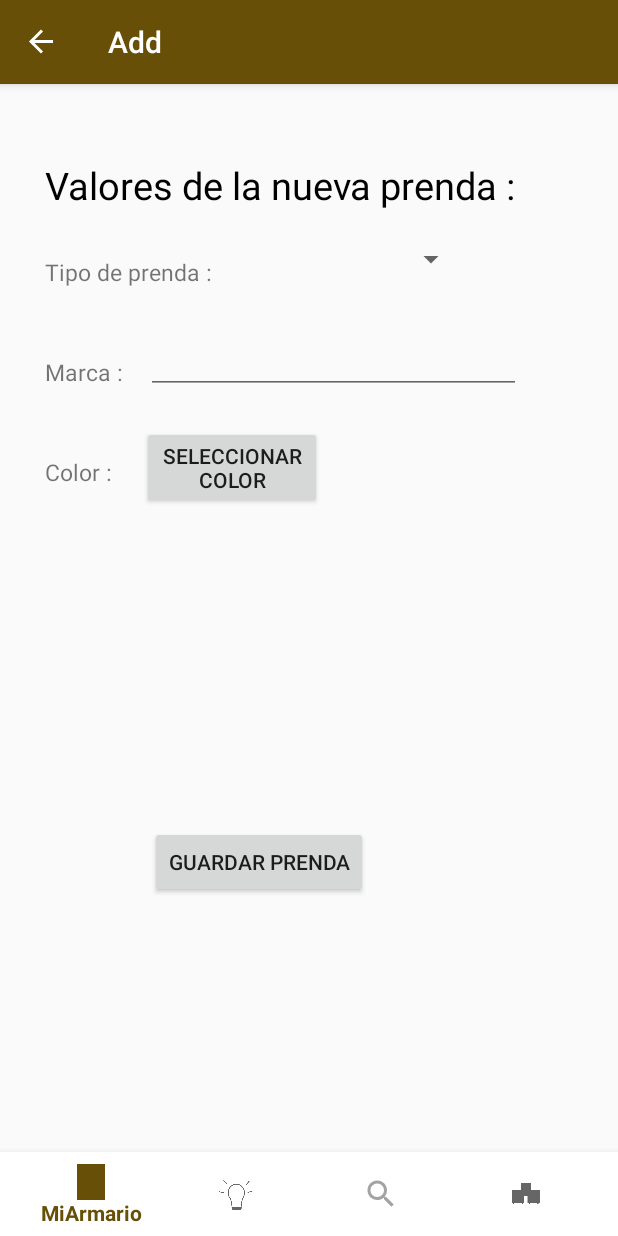
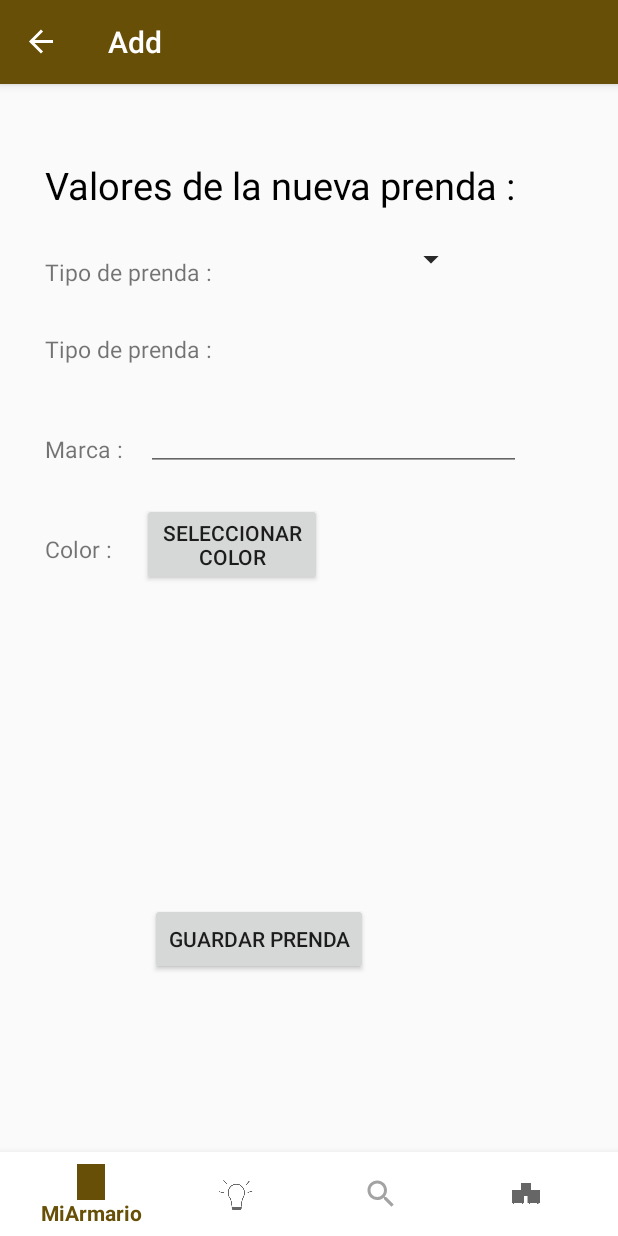
Before and after one commit to davidco27/Clouset, an Android app: the AddPrenda screen opened through its navigation route, on a phone screen of 412 x 824 dp. Run offline under Robolectric (Android 15) with nearby library versions, the light colour scheme and no system bars; our stand-ins replace navigation-ui; libraries missing offline, so code that uses them is left out: com.pes.androidmaterialcolorpickerdialog; 12 statements that could not run were skipped.

Commit message:
git push

```diff
--- a/app/src/main/java/com/example/closet/ui/MiArmario/AddPrenda.java
+++ b/app/src/main/java/com/example/closet/ui/MiArmario/AddPrenda.java
@@ -62,7 +62,7 @@ public class AddPrenda extends Fragment {
         startActivityForResult(takePictureIntent,0);
         View view = inflater.inflate(R.layout.add_prenda, container, false);
         img=view.findViewById(R.id.fotoAdd);
-        tipo= view.findViewById(R.id.tipo);
+        tipo= view.findViewById(R.id.tipoSpinner);
         HashMap<String, ArrayList<String>> mapa = Util.getMap();
 
         //Parte campos
--- a/app/src/main/res/layout/add_prenda.xml
+++ b/app/src/main/res/layout/add_prenda.xml
@@ -4,6 +4,7 @@
     android:layout_width="match_parent"
     android:id="@+id/add_prenda"
     android:layout_height="match_parent">
+    //texto titulo prenda
     <TextView
         android:id="@+id/tituloAdd"
         android:textSize="25dp"
@@ -13,8 +14,9 @@
         android:layout_height="wrap_content"
         android:textColor="@android:color/black"
         android:text="Valores de la nueva prenda : "/>
+    //texto campo prenda
     <TextView
-        android:id="@+id/tipoT"
+        android:id="@+id/campoText"
         android:textSize="15dp"
         android:layout_below="@+id/tituloAdd"
         android:layout_marginTop="30dp"
@@ -22,59 +24,82 @@
         android:layout_width="wrap_content"
         android:layout_height="wrap_content"
         android:text="Tipo de prenda :"/>
+    //spinner campo prenda
     <Spinner
+        android:id="@+id/campoSpinner"
         android:layout_below="@+id/tituloAdd"
-    android:layout_toRightOf="@+id/tipoT"
+        android:layout_toRightOf="@+id/campoText"
         android:layout_marginTop="20dp"
         android:layout_marginLeft="20dp"
-    android:id="@+id/tipo"
         android:layout_width="150dp"
+        android:layout_height="wrap_content" />
+    //texto tipo prenda
+    <TextView
+        android:id="@+id/tipoText"
+        android:textSize="15dp"
+        android:layout_below="@+id/campoText"
+        android:layout_marginTop="30dp"
+        android:layout_marginLeft="30dp"
+        android:layout_width="wrap_content"
         android:layout_height="wrap_content"
-    />
+        android:text="Tipo de prenda :"/>
+    //spinner tipo prenda
+    <Spinner
+        android:id="@+id/tipoSpinner"
+        android:layout_below="@+id/tituloAdd"
+        android:layout_toRightOf="@+id/tipoText"
+        android:layout_marginTop="20dp"
+        android:layout_marginLeft="20dp"
+        android:layout_width="150dp"
+        android:layout_height="wrap_content" />
+    //texto marca
     <TextView
+        android:id="@+id/marcaText"
         android:textSize="15dp"
-        android:id="@+id/marcaT"
-        android:layout_below="@id/tipoT"
+        android:layout_below="@id/tipoText"
         android:layout_marginTop="45dp"
         android:layout_marginLeft="30dp"
         android:layout_width="wrap_content"
         android:layout_height="wrap_content"
         android:text="Marca :"/>
+    //cuadro texto marca
     <EditText
         android:id="@+id/marca"
         android:layout_marginTop="25dp"
         android:layout_marginLeft="15dp"
-        android:layout_below="@id/tipoT"
-        android:layout_toRightOf="@+id/marcaT"
+        android:layout_below="@id/tipoText"
+        android:layout_toRightOf="@+id/marcaText"
         android:layout_width="250dp"
-        android:layout_height="wrap_content"
-        />
+        android:layout_height="wrap_content" />
+    //texto color
     <TextView
+        android:id="@+id/colorText"
         android:textSize="15dp"
-        android:id="@+id/colorT"
-        android:layout_below="@id/marcaT"
+        android:layout_below="@id/marcaText"
         android:layout_marginTop="45dp"
         android:layout_marginLeft="30dp"
         android:layout_width="wrap_content"
         android:layout_height="wrap_content"
-        android:text="Color :"/>
+        android:text="Color :" />
+    //botón color
     <Button
+        android:id="@+id/color"
         android:text="SELECCIONAR COLOR"
-        android:id="@+id/color"
         android:layout_marginTop="25dp"
         android:layout_marginLeft="20dp"
-        android:layout_below="@id/marcaT"
-        android:layout_toRightOf="@+id/colorT"
+        android:layout_below="@id/marcaText"
+        android:layout_toRightOf="@+id/colorText"
         android:layout_width="120dp"
-        android:layout_height="wrap_content"
-        />
+        android:layout_height="wrap_content" />
+    //Foto imagen
     <ImageView
         android:id="@+id/fotoAdd"
-        android:layout_below="@+id/colorT"
+        android:layout_below="@+id/colorText"
         android:layout_width="150dp"
         android:layout_marginLeft="100dp"
         android:layout_marginTop="50dp"
         android:layout_height="150dp"/>
+    //Boton imagen
     <Button
         android:id="@+id/btn2"
         android:layout_marginLeft="100dp"
```
Lines whose indentation alone changed are shown as unchanged.
